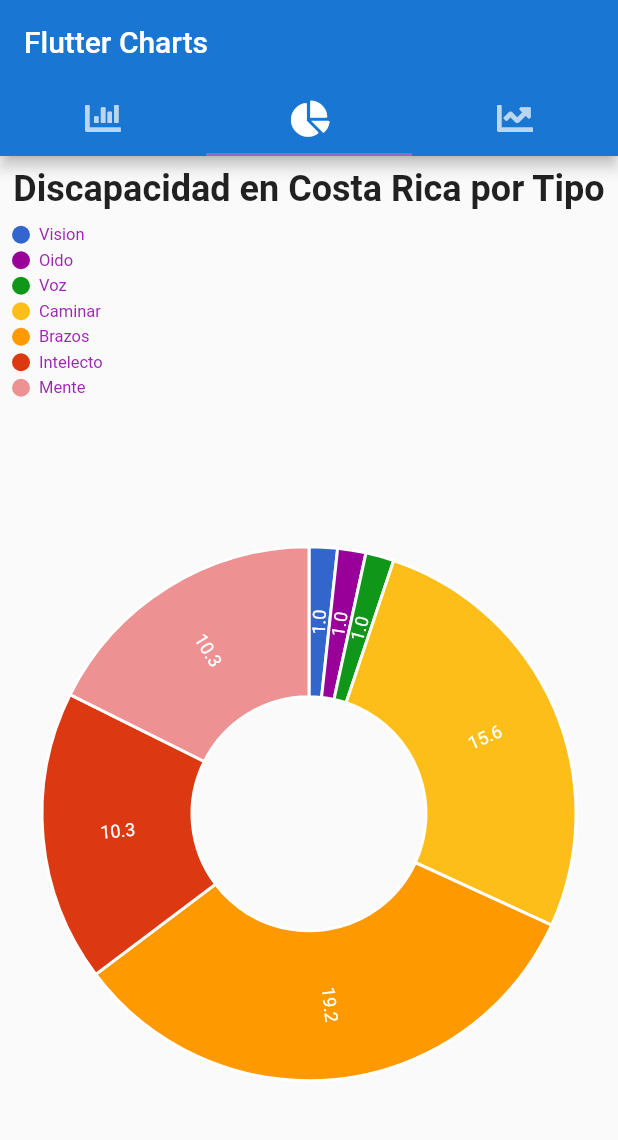
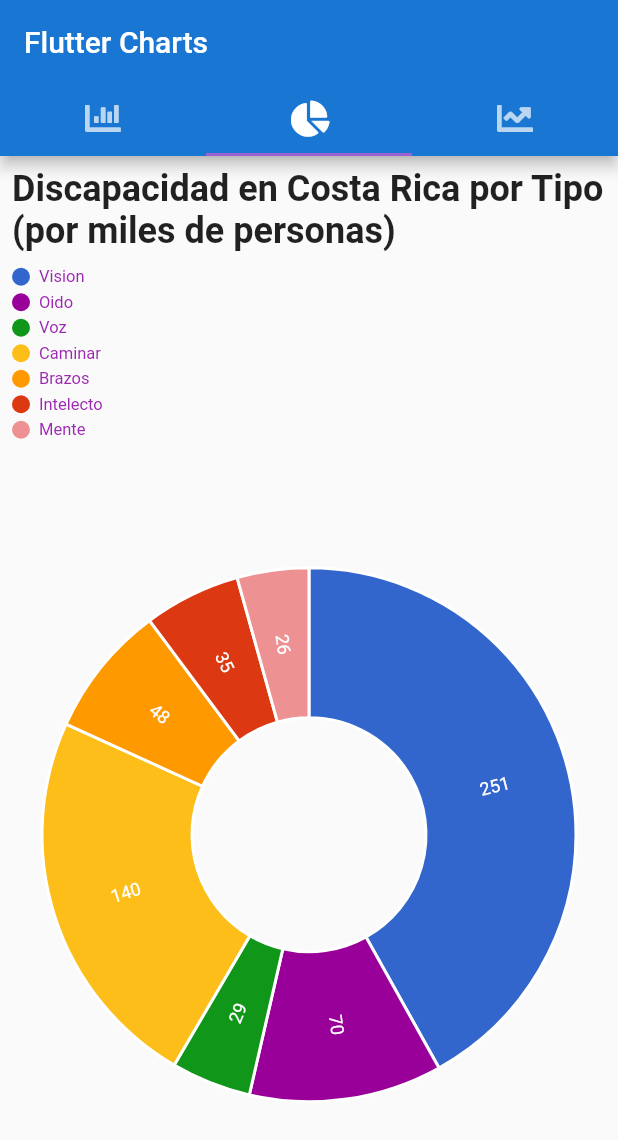
Before and after one commit to MH102/flutter_pc1, a Flutter app: the screen it shows after launch, tab 2 chosen, on a phone screen of 412 x 824 dp. Shown: the top 1140 px of the screen. Run offline on Flutter 3.47's test engine with Material 2 defaults, Android fonts, the phone set to English and light mode, and no system bars; our stand-ins replace charts_flutter, font_awesome_flutter; Roboto replaces fonts that are missing (Georgia).

Commit message:
[Fixed] Donut chart now display the proper values
Signed-off-by: Moises David Higuerey Hernandez <hhmoises@hotmail.com>

```diff
--- a/lib/homepage.dart
+++ b/lib/homepage.dart
@@ -12,8 +12,7 @@ class HomePage extends StatefulWidget {
 
 class _HomePageState extends State<HomePage> {
   List<charts.Series<DisBarra, String>> _seriesData;
-  List<charts.Series<Task, String>> _seriesPieData;
-  List<charts.Series<Sales, int>> _seriesLineData;
+  List<charts.Series<DisDona, String>> _seriesPieData;
   List<charts.Series<DisBurbuja, int>> _seriesBubbleData;
   _generateData() {
     final hombresData = [
@@ -37,13 +36,13 @@ class _HomePageState extends State<HomePage> {
     ];
 
     var piedata = [
-      new Task('Vision', 1, Color(0xff3366cc)),
-      new Task('Oido', 1, Color(0xff990099)),
-      new Task('Voz', 1, Color(0xff109618)),
-      new Task('Caminar', 15.6, Color(0xfffdbe19)),
-      new Task('Brazos', 19.2, Color(0xffff9900)),
-      new Task('Intelecto', 10.3, Color(0xffdc3912)),
-      new Task('Mente', 10.3, Color(0xffed9192)),
+      new DisDona('Vision', 251, Color(0xff3366cc)),
+      new DisDona('Oido', 70, Color(0xff990099)),
+      new DisDona('Voz', 29, Color(0xff109618)),
+      new DisDona('Caminar', 140, Color(0xfffdbe19)),
+      new DisDona('Brazos', 48, Color(0xffff9900)),
+      new DisDona('Intelecto', 35, Color(0xffdc3912)),
+      new DisDona('Mente', 26, Color(0xffed9192)),
     ];
 
     final visionBData = [
@@ -141,13 +140,13 @@ class _HomePageState extends State<HomePage> {
     );
     _seriesPieData.add(
       charts.Series(
-        domainFn: (Task task, _) => task.task,
-        measureFn: (Task task, _) => task.taskvalue,
-        colorFn: (Task task, _) =>
-            charts.ColorUtil.fromDartColor(task.colorval),
+        domainFn: (DisDona disdona, _) => disdona.discapacidad,
+        measureFn: (DisDona disdona, _) => disdona.cantidad,
+        colorFn: (DisDona disdona, _) =>
+            charts.ColorUtil.fromDartColor(disdona.colorval),
         id: 'Air Pollution',
         data: piedata,
-         labelAccessorFn: (Task row, _) => '${row.taskvalue}',
+         labelAccessorFn: (DisDona row, _) => '${row.cantidad}',
       ),
     );
 
@@ -298,8 +297,7 @@ class _HomePageState extends State<HomePage> {
     // TODO: implement initState
     super.initState();
     _seriesData = List<charts.Series<DisBarra, String>>();
-    _seriesPieData = List<charts.Series<Task, String>>();
-    _seriesLineData = List<charts.Series<Sales, int>>();
+    _seriesPieData = List<charts.Series<DisDona, String>>();
     _seriesBubbleData = List<charts.Series<DisBurbuja,int>>();
     _generateData();
   }
@@ -366,7 +364,7 @@ class _HomePageState extends State<HomePage> {
                     child: Column(
                       children: <Widget>[
                         Text(
-                            'Discapacidad en Costa Rica por Tipo',style: TextStyle(fontSize: 24.0,fontWeight: FontWeight.bold),),
+                            'Discapacidad en Costa Rica por Tipo (por miles de personas)',style: TextStyle(fontSize: 24.0,fontWeight: FontWeight.bold),),
                             SizedBox(height: 10.0,),
                         Expanded(
                           child: charts.PieChart(
@@ -440,27 +438,13 @@ class _HomePageState extends State<HomePage> {
   }
 }
 
-class Pollution {
-  String place;
-  int year;
-  int quantity;
 
-  Pollution(this.year, this.place, this.quantity);
-}
-
-class Task {
-  String task;
-  double taskvalue;
+class DisDona {
+  final String discapacidad;
+  final int cantidad;
   Color colorval;
 
-  Task(this.task, this.taskvalue, this.colorval);
-}
-
-class Sales {
-  int yearval;
-  int salesval;
-
-  Sales(this.yearval, this.salesval);
+  DisDona(this.discapacidad, this.cantidad, this.colorval);
 }
 
 class DisBarra {
```
